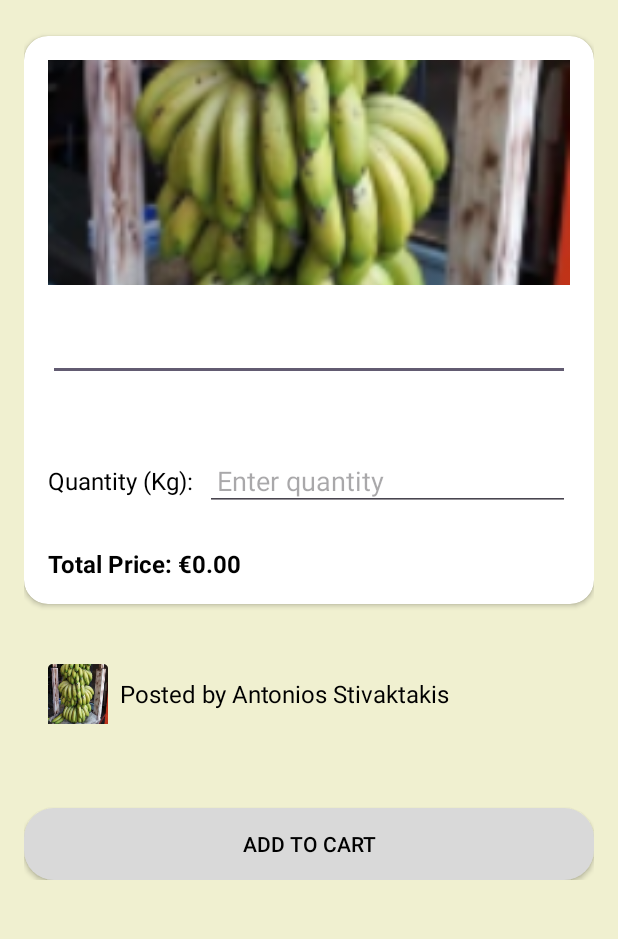
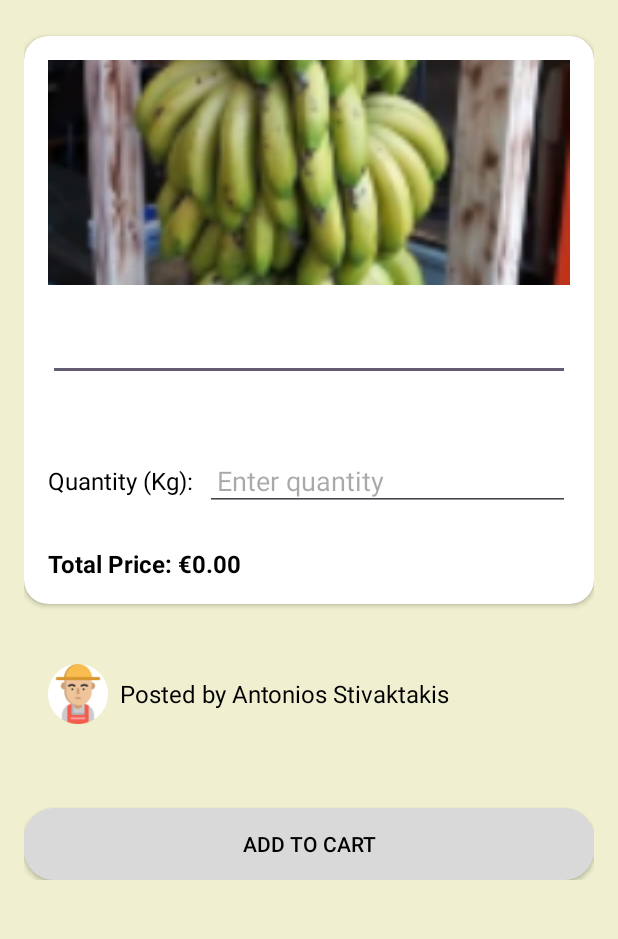
Before and after one commit to PanagiotisLeos/AgroNet, an Android app: the ProductDetailActivity screen opened directly, with no data from a screen before it, on a phone screen of 412 x 824 dp, the part 129-1068 px from its top. Run offline under Robolectric (Android 15) with nearby library versions, the phone set to English and light mode, and no system bars.

Commit message:
Default farmer image added

```diff
--- a/app/src/main/java/com/example/agronet/ProductDetailActivity.kt
+++ b/app/src/main/java/com/example/agronet/ProductDetailActivity.kt
@@ -51,19 +51,20 @@ class ProductDetailActivity : AppCompatActivity() {
         farmerId = intent.getIntExtra("FARMER_ID",0)
 
         productNameTextView.text = productName
+        productPriceTextView.text = productPrice
 
         if (productImageByteArray != null) {
             productImageView.setImageBitmap(byteArrayToBitmap(productImageByteArray))
         } else {
-            productImageView.setImageResource(R.drawable.bananas) // Use your default image resource
+            productImageView.setImageResource(R.drawable.bananas)
         }
 
-        productPriceTextView.text = productPrice
+
 
         if (farmerImageByteArray != null) {
             farmerImageView.setImageBitmap(byteArrayToBitmap(farmerImageByteArray))
         } else {
-            farmerImageView.setImageResource(R.drawable.bananas) // Use your default image resource
+            farmerImageView.setImageResource(R.drawable.farmer_photo)
         }
 
         // Extract price per kg from the productPrice string
--- a/app/src/main/java/com/example/agronet/ProductPageFragment.kt
+++ b/app/src/main/java/com/example/agronet/ProductPageFragment.kt
@@ -97,8 +97,7 @@ class ProductPageFragment : Fragment() {
 
 
     private fun showCategoriesPopup(anchorView: View) {
-        // Inflate the popup layout
-        val context = context ?: return // return early if context is null
+        val context = context ?: return
 
         val layoutInflater = LayoutInflater.from(context)
         val popupView = layoutInflater.inflate(R.layout.popup_categories, null, false)
@@ -114,7 +113,7 @@ class ProductPageFragment : Fragment() {
         try {
             popupWindow.showAsDropDown(anchorView)
         } catch (e: Exception) {
-            e.printStackTrace()  // This will print the full stack trace, including the specific exception
+            e.printStackTrace()
         }
     }
 
```
Also changed, not shown: app/src/main/java/com/example/agronet/Farmer.java (+4 -9 lines), app/src/main/java/com/example/agronet/FarmerDetailsFragment.kt (+24 -7 lines), app/src/main/java/com/example/agronet/ProductPageAdapter.kt (+8 -3 lines).
